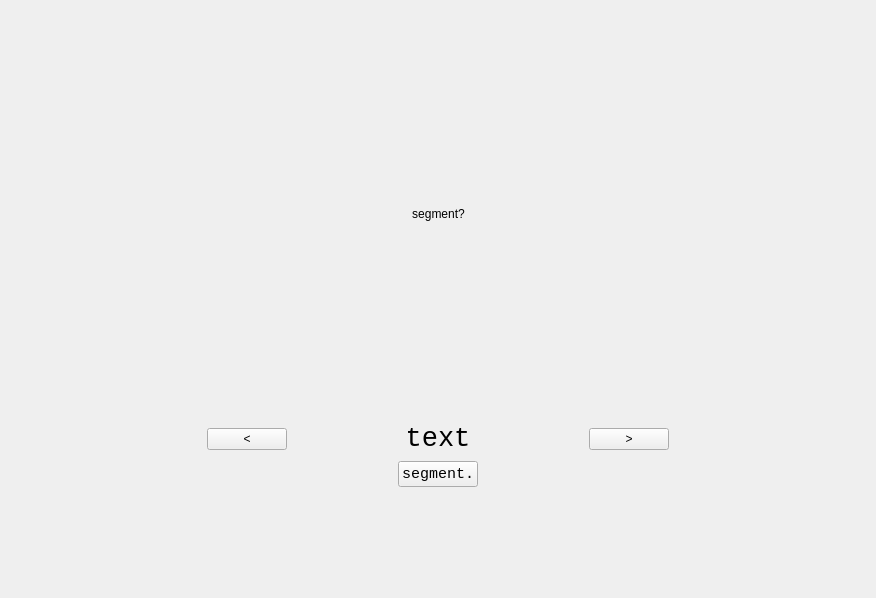
The window that ui/StartScreen.ui (kluczek3/image-segmentation) describes before a commit, drawn with Qt 5.
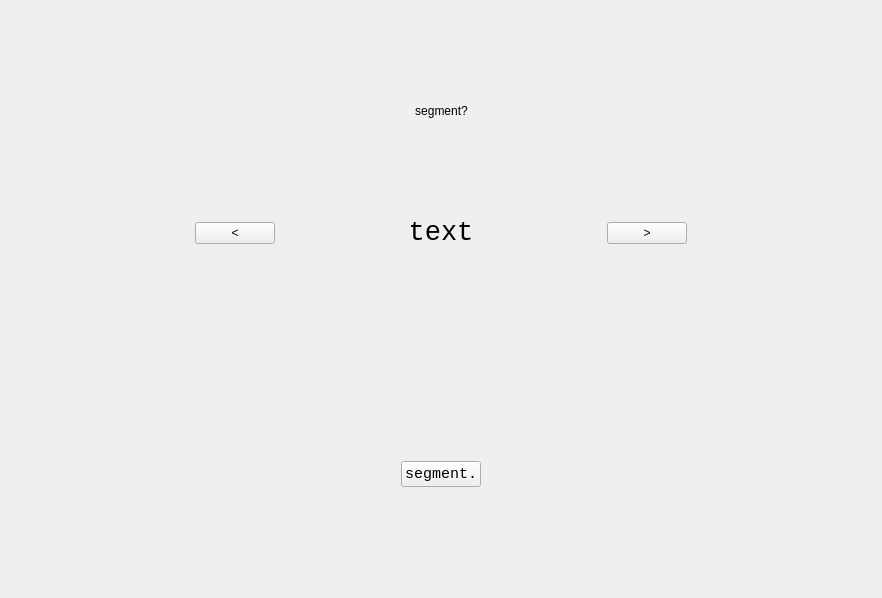
The same window after the commit.

The edit to the form file:
```diff
--- a/ui/StartScreen.ui
+++ b/ui/StartScreen.ui
@@ -6,7 +6,7 @@
    <rect>
     <x>0</x>
     <y>0</y>
-    <width>876</width>
+    <width>882</width>
     <height>598</height>
    </rect>
   </property>
@@ -15,7 +15,7 @@
   </property>
   <layout class="QHBoxLayout" name="horizontalLayout_3">
    <item>
-    <layout class="QVBoxLayout" name="verticalLayout" stretch="0,0,0,0">
+    <layout class="QVBoxLayout" name="verticalLayout" stretch="0,0,0,0,0">
      <property name="sizeConstraint">
       <enum>QLayout::SizeConstraint::SetMaximumSize</enum>
      </property>
@@ -143,7 +143,7 @@
          </property>
          <property name="minimumSize">
           <size>
-           <width>210</width>
+           <width>240</width>
            <height>0</height>
           </size>
          </property>
@@ -214,6 +214,39 @@
        </item>
       </layout>
      </item>
+     <item>
+      <layout class="QHBoxLayout" name="horizontalLayout_5">
+       <item>
+        <spacer name="horizontalSpacer_7">
+         <property name="orientation">
+          <enum>Qt::Orientation::Horizontal</enum>
+         </property>
+         <property name="sizeHint" stdset="0">
+          <size>
+           <width>40</width>
+           <height>20</height>
+          </size>
+         </property>
+        </spacer>
+       </item>
+       <item>
+        <widget class="QWidget" name="dynamicUiContainer" native="true"/>
+       </item>
+       <item>
+        <spacer name="horizontalSpacer_8">
+         <property name="orientation">
+          <enum>Qt::Orientation::Horizontal</enum>
+         </property>
+         <property name="sizeHint" stdset="0">
+          <size>
+           <width>40</width>
+           <height>20</height>
+          </size>
+         </property>
+        </spacer>
+       </item>
+      </layout>
+     </item>
      <item>
       <layout class="QHBoxLayout" name="horizontalLayout_2">
        <item>
```
